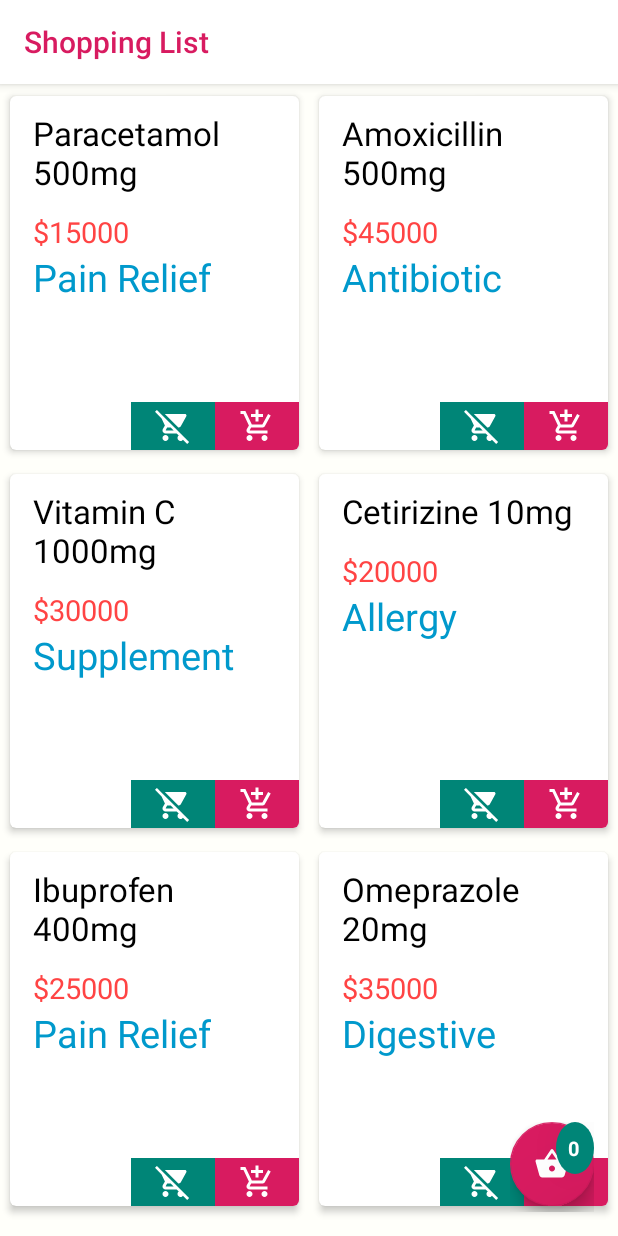
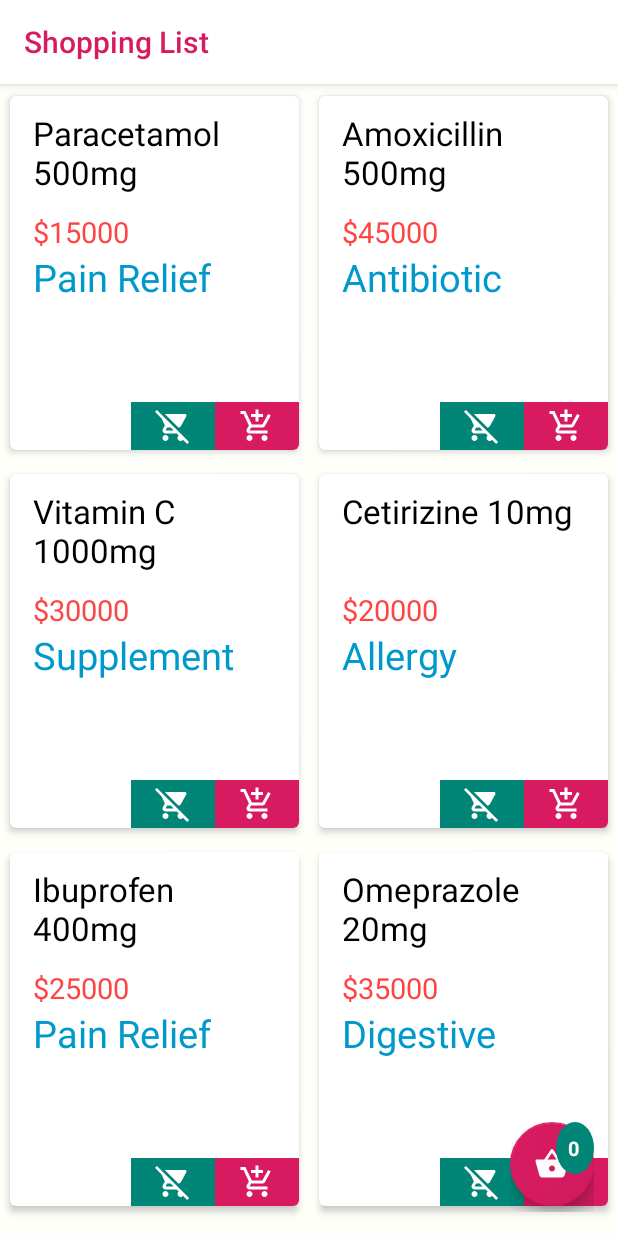
Before and after one commit to sawyerkiss/QuickOrder, an Android app: the screen it shows after launch (MainActivity), on a phone screen of 412 x 824 dp. Run offline under Robolectric (Android 15) with nearby library versions, the phone set to English and light mode, and no system bars; our stand-ins replace RxJava, data binding.

Commit message:
Reserve two lines for product name so prices align across cards
Co-Authored-By: Devin AI <158243242+devin-ai-integration[bot]@users.noreply.github.com>

```diff
--- a/app/src/main/res/layout/product_row_item.xml
+++ b/app/src/main/res/layout/product_row_item.xml
@@ -33,7 +33,7 @@
                     android:textSize="22sp"
                     android:layout_marginBottom="12dp"
                     android:id="@+id/product_name"
-                    android:maxLines="2"
+                    android:lines="2"
                     android:ellipsize="end"
                     android:layout_width="wrap_content"
                     android:layout_height="wrap_content"/>
```
